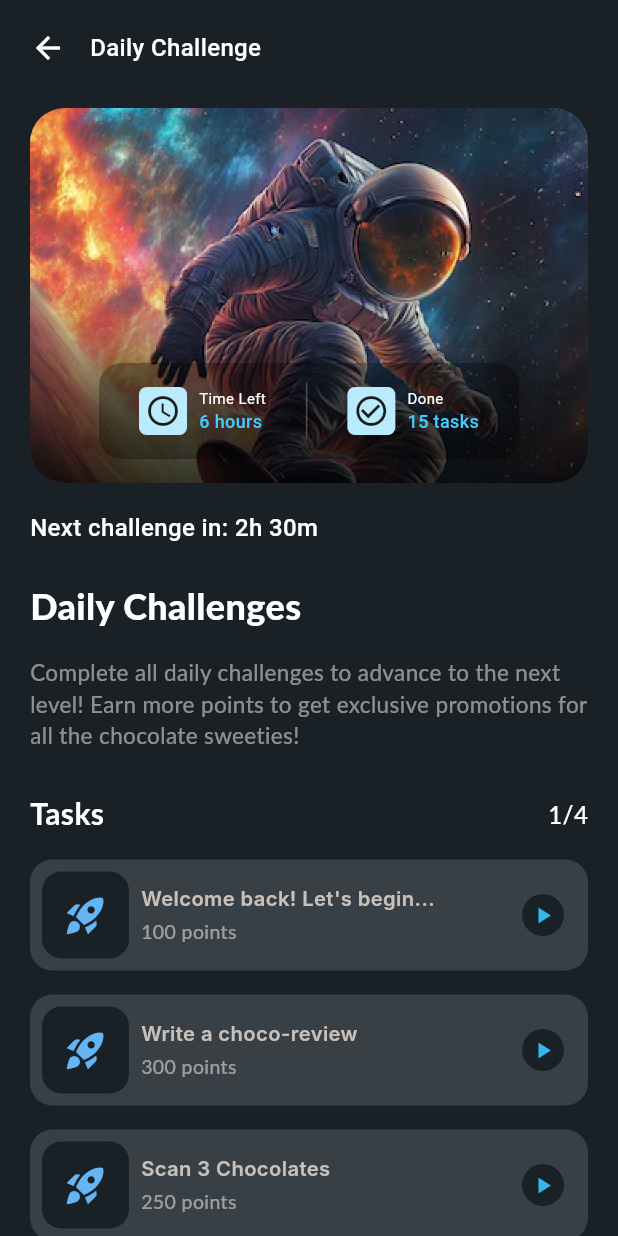
After one commit to StanK1/Food-Rating-App, a Flutter app: the screen it shows after launch, after a tap on "Daily Challenges", on a phone screen of 412 x 824 dp. The commit adds this screen. Run offline on Flutter 3.47's test engine with Material 3 defaults, Android fonts, the phone set to English and light mode, and no system bars; our stand-ins replace shared_preferences; missing offline and left inert: flutter_barcode_scanner; network calls fail; Roboto replaces fonts that are missing (Inter, Lato, Poppins).

Commit message:
Demo Daily Challenges Screen

```diff
--- a/lib/main.dart
+++ b/lib/main.dart
@@ -2,7 +2,7 @@ import 'package:flutter/material.dart';
 import 'screens/home_screen.dart';
 
 void main() {
-  runApp(MyApp());
+  runApp(const MyApp());
 }
 
 class MyApp extends StatelessWidget {
@@ -16,7 +16,7 @@ class MyApp extends StatelessWidget {
         primarySwatch: Colors.brown,
         visualDensity: VisualDensity.adaptivePlatformDensity,
       ),
-      home: HomeScreen(),
+      home: const HomeScreen(),
     );
   }
 }
--- /dev/null
+++ b/lib/screens/daily_challenges_screen.dart
@@ -0,0 +1,307 @@
+import 'package:flutter/material.dart';
+
+class DailyChallengesScreen extends StatelessWidget {
+  const DailyChallengesScreen({Key? key}) : super(key: key);
+
+  @override
+  Widget build(BuildContext context) {
+    return Scaffold(
+      backgroundColor: const Color(0xFF192126),
+      body: SafeArea(
+        child: SingleChildScrollView(
+          child: Padding(
+            padding: const EdgeInsets.symmetric(horizontal: 20),
+            child: Column(
+              crossAxisAlignment: CrossAxisAlignment.start,
+              children: [
+                _buildNavigation(),
+                const SizedBox(height: 28),
+                _buildHeaderImage(),
+                const SizedBox(height: 18),
+                _buildTimeInfo(),
+                const SizedBox(height: 24),
+                _buildChallengeInfo(),
+                const SizedBox(height: 28),
+                _buildTaskList(),
+                const SizedBox(height: 16),
+                _buildStartButton(),
+              ],
+            ),
+          ),
+        ),
+      ),
+    );
+  }
+
+  Widget _buildNavigation() {
+    return Padding(
+      padding: const EdgeInsets.only(top: 20),
+      child: Row(
+        children: [
+          const Icon(Icons.arrow_back, color: Colors.white),
+          const SizedBox(width: 16),
+          Text(
+            'Daily Challenge',
+            style: TextStyle(
+              color: Colors.white,
+              fontSize: 16,
+              fontWeight: FontWeight.w500,
+              fontFamily: 'Poppins',
+            ),
+          ),
+        ],
+      ),
+    );
+  }
+
+  Widget _buildHeaderImage() {
+    return Container(
+      height: 250,
+      decoration: BoxDecoration(
+        borderRadius: BorderRadius.circular(23),
+        image: const DecorationImage(
+          image: AssetImage('assets/images/daily_challenges_astronaut.png'),
+          fit: BoxFit.cover,
+          alignment: Alignment(0, -0.5), // Updated this line
+        ),
+      ),
+      child: Stack(
+        children: [
+          Positioned(
+            bottom: 0,
+            left: 0,
+            right: 0,
+            child: Container(
+              height: 134,
+              decoration: BoxDecoration(
+                gradient: LinearGradient(
+                  begin: Alignment.bottomCenter,
+                  end: Alignment.topCenter,
+                  colors: [
+                    Colors.black.withOpacity(0.8),
+                    Colors.transparent,
+                  ],
+                ),
+                borderRadius: const BorderRadius.vertical(bottom: Radius.circular(23)),
+              ),
+            ),
+          ),
+          Positioned(
+            bottom: 16,
+            left: 46,
+            right: 46,
+            child: Container(
+              height: 64,
+              decoration: BoxDecoration(
+                color: Colors.black.withOpacity(0.3),
+                borderRadius: BorderRadius.circular(15),
+                boxShadow: [
+                  BoxShadow(
+                    color: Colors.black.withOpacity(0.1),
+                    blurRadius: 10,
+                    spreadRadius: 5,
+                  ),
+                ],
+              ),
+              child: Row(
+                mainAxisAlignment: MainAxisAlignment.spaceEvenly,
+                children: [
+                  _buildInfoItem(Icons.access_time, 'Time Left', '6 hours'),
+                  Container(
+                    width: 1,
+                    height: 38,
+                    color: Colors.white.withOpacity(0.25),
+                  ),
+                  _buildInfoItem(Icons.check_circle_outline, 'Done', '15 tasks'),
+                ],
+              ),
+            ),
+          ),
+        ],
+      ),
+    );
+  }
+
+  Widget _buildInfoItem(IconData icon, String title, String value) {
+    return Row(
+      children: [
+        Container(
+          padding: const EdgeInsets.all(4),
+          decoration: BoxDecoration(
+            color: const Color(0xFFB9EAFD),
+            borderRadius: BorderRadius.circular(5),
+          ),
+          child: Icon(icon, color: const Color(0xFF191D1A), size: 24),
+        ),
+        const SizedBox(width: 8),
+        Column(
+          mainAxisAlignment: MainAxisAlignment.center,
+          crossAxisAlignment: CrossAxisAlignment.start,
+          children: [
+            Text(
+              title,
+              style: TextStyle(color: Colors.white, fontSize: 10, fontFamily: 'Poppins'),
+            ),
+            Text(
+              value,
+              style: TextStyle(color: Color(0xFF44CBFF), fontSize: 12, fontWeight: FontWeight.w500, fontFamily: 'Poppins'),
+            ),
+          ],
+        ),
+      ],
+    );
+  }
+
+  Widget _buildChallengeInfo() {
+    return Column(
+      crossAxisAlignment: CrossAxisAlignment.start,
+      children: [
+        Text(
+          'Daily Challenges',
+          style: TextStyle(
+            color: Colors.white,
+            fontSize: 24,
+            fontWeight: FontWeight.w800,
+            fontFamily: 'Lato',
+          ),
+        ),
+        const SizedBox(height: 16),
+        Text(
+          'Complete all daily challenges to advance to the next level! Earn more points to get exclusive promotions for all the chocolate sweeties!',
+          style: TextStyle(
+            color: Colors.white.withOpacity(0.5),
+            fontSize: 15,
+            fontFamily: 'Lato',
+          ),
+        ),
+      ],
+    );
+  }
+
+  Widget _buildTimeInfo() {
+    return Text(
+      'Next challenge in: 2h 30m',
+      style: TextStyle(
+        color: Colors.white,
+        fontSize: 16,
+        fontWeight: FontWeight.w500,
+        fontFamily: 'Poppins',
+      ),
+    );
+  }
+
+  Widget _buildTaskList() {
+    final tasks = [
+      'Welcome back! Let\'s begin...',
+      'Write a choco-review',
+      'Scan 3 Chocolates',
+      'Complete All Daily Challenges',
+    ];
+    final points = [100, 300, 250, 500];
+
+    return Column(
+      crossAxisAlignment: CrossAxisAlignment.start,
+      children: [
+        Row(
+          mainAxisAlignment: MainAxisAlignment.spaceBetween,
+          children: [
+            Text(
+              'Tasks',
+              style: TextStyle(color: Colors.white, fontSize: 20, fontWeight: FontWeight.w700, fontFamily: 'Lato'),
+            ),
+            Text(
+              '1/4',
+              style: TextStyle(color: Colors.white, fontSize: 16, fontWeight: FontWeight.w500, fontFamily: 'Lato'),
+            ),
+          ],
+        ),
+        const SizedBox(height: 16),
+        ...List.generate(
+          tasks.length,
+          (index) => Padding(
+            padding: const EdgeInsets.only(bottom: 16),
+            child: _buildTaskItem(tasks[index], points[index]),
+          ),
+        ),
+      ],
+    );
+  }
+
+  Widget _buildTaskItem(String task, int points) {
+    return Container(
+      height: 74,
+      decoration: BoxDecoration(
+        color: const Color(0xFF384046),
+        borderRadius: BorderRadius.circular(15),
+      ),
+      child: Row(
+        children: [
+          Container(
+            width: 58,
+            height: 58,
+            margin: const EdgeInsets.only(left: 8),
+            decoration: BoxDecoration(
+              color: const Color(0xFF192126),
+              borderRadius: BorderRadius.circular(13),
+            ),
+            child: const Icon(
+              Icons.rocket_launch,
+              color: Color(0xFF64B5F6),
+              size: 30,
+            ),
+          ),
+          const SizedBox(width: 8),
+          Expanded(
+            child: Column(
+              crossAxisAlignment: CrossAxisAlignment.start,
+              mainAxisAlignment: MainAxisAlignment.center,
+              children: [
+                Text(
+                  task,
+                  style: TextStyle(color: const Color(0xFFC8C1BB), fontSize: 13.5, fontWeight: FontWeight.w600, fontFamily: 'Inter'),
+                ),
+                const SizedBox(height: 4),
+                Text(
+                  '$points points',
+                  style: TextStyle(color: Colors.white.withOpacity(0.5), fontSize: 13, fontFamily: 'Lato'),
+                ),
+              ],
+            ),
+          ),
+          Container(
+            width: 28,
+            height: 28,
+            margin: const EdgeInsets.only(right: 16),
+            decoration: const BoxDecoration(
+              color: Color(0xFF192126),
+              shape: BoxShape.circle,
+            ),
+            child: const Icon(Icons.play_arrow, color: Color(0xFF37B6E9), size: 18),
+          ),
+        ],
+      ),
+    );
+  }
+
+  Widget _buildStartButton() {
+    return Container(
+      width: double.infinity,
+      height: 56,
+      decoration: BoxDecoration(
+        color: const Color(0xFFB9EAFD),
+        borderRadius: BorderRadius.circular(32),
+      ),
+      child: Center(
+        child: Text(
+          'Let\'s Begin',
+          style: TextStyle(
+            color: const Color(0xFF192126),
+            fontSize: 16,
+            fontWeight: FontWeight.w600,
+            fontFamily: 'Poppins',
+          ),
+        ),
+      ),
+    );
+  }
+}
--- a/lib/screens/home_screen.dart
+++ b/lib/screens/home_screen.dart
@@ -1,6 +1,7 @@
 import 'package:flutter/material.dart';
 import 'scan_screen.dart';
 import 'scan_history_screen.dart';
+import 'daily_challenges_screen.dart';
 
 class HomeScreen extends StatelessWidget {
   const HomeScreen({super.key});
@@ -19,7 +20,7 @@ class HomeScreen extends StatelessWidget {
               onPressed: () {
                 Navigator.push(
                   context,
-                  MaterialPageRoute(builder: (context) => ScanScreen()),
+                  MaterialPageRoute(builder: (context) => const ScanScreen()),
                 );
               },
               child: const Text('Scan a Chocolate'),
@@ -29,10 +30,20 @@ class HomeScreen extends StatelessWidget {
               onPressed: () {
                 Navigator.push(
                   context,
-                  MaterialPageRoute(builder: (context) => ScanHistoryScreen()),
+                  MaterialPageRoute(builder: (context) => const ScanHistoryScreen()),
                 );
               },
               child: const Text('View Scanned Chocolates'),
+            ),
+            const SizedBox(height: 20),
+            ElevatedButton(
+              onPressed: () {
+                Navigator.push(
+                  context,
+                  MaterialPageRoute(builder: (context) => const DailyChallengesScreen()),
+                );
+              },
+              child: const Text('Daily Challenges'),
             ),
           ],
         ),
```
Also changed, not shown: pubspec.yaml (+4 -3 lines), assets/images/daily_challenges_astronaut.png (added), lib/assets/images/daily_challenges_astronaut.png (added), pubspec.lock, 2 other files.
